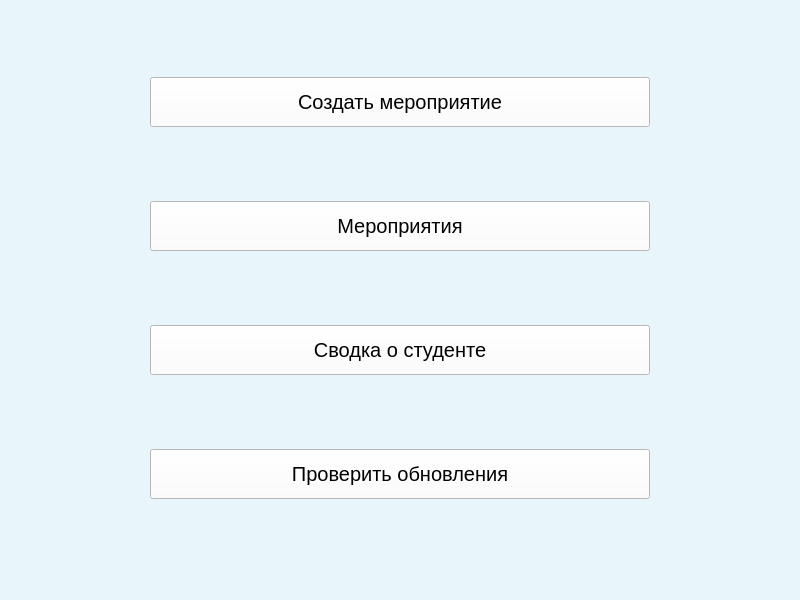
First picture: the form in qt/меин.ui, repository andrei-229/valanter_app, before the edit.
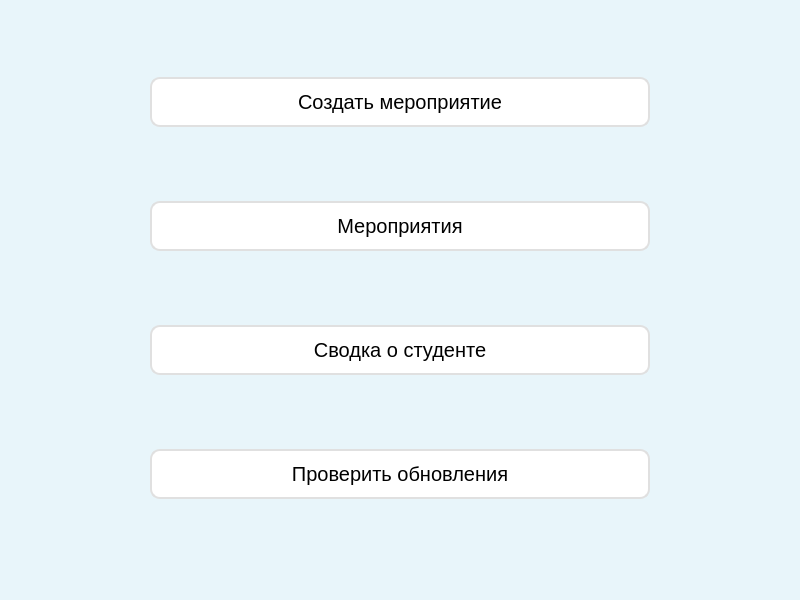
Second picture: the form after the edit.

Diff of the .ui file:
```diff
--- a/qt/меин.ui
+++ b/qt/меин.ui
@@ -40,6 +40,8 @@
       <property name="styleSheet">
        <string notr="true">QPushButton{
 background-color: rgb(255, 255, 255);
+border: 2px solid #E0E0E0;
+border-radius: 10px;
 }
 QPushButton:hover{
 background-color: rgb(242, 255, 235);
@@ -73,6 +75,8 @@
       <property name="styleSheet">
        <string notr="true">QPushButton{
 background-color: rgb(255, 255, 255);
+border: 2px solid #E0E0E0;
+border-radius: 10px;
 }
 QPushButton:hover{
 background-color: rgb(242, 255, 235);
@@ -106,6 +110,8 @@
       <property name="styleSheet">
        <string notr="true">QPushButton{
 background-color: rgb(255, 255, 255);
+border: 2px solid #E0E0E0;
+border-radius: 10px;
 }
 QPushButton:hover{
 background-color: rgb(242, 255, 235);
@@ -139,11 +145,15 @@
       <property name="styleSheet">
        <string notr="true">QPushButton{
 background-color: rgb(255, 255, 255);
+border: 2px solid #E0E0E0;
+border-radius: 10px;
 }
 QPushButton:hover{
 background-color: rgb(242, 255, 235);
 }
-</string>
+QPushButton:pressed{
+border: 2px solid #404040;
+}</string>
       </property>
       <property name="text">
        <string>Мероприятия</string>
```
Left out of the diff: 21 changed lines with no effect on the pictures.
